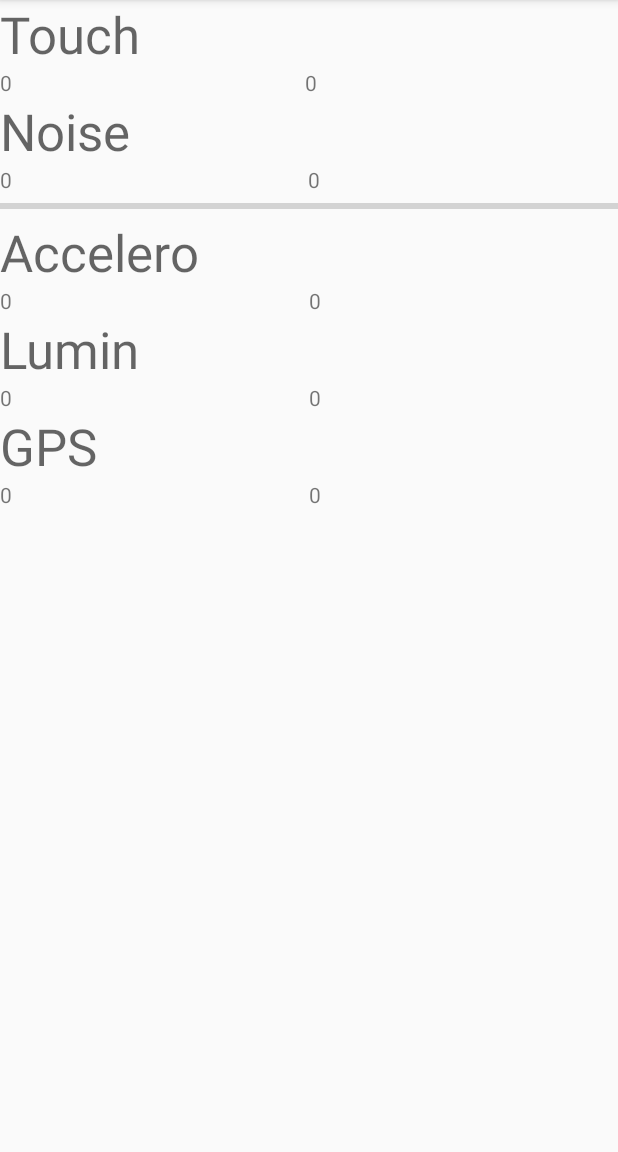
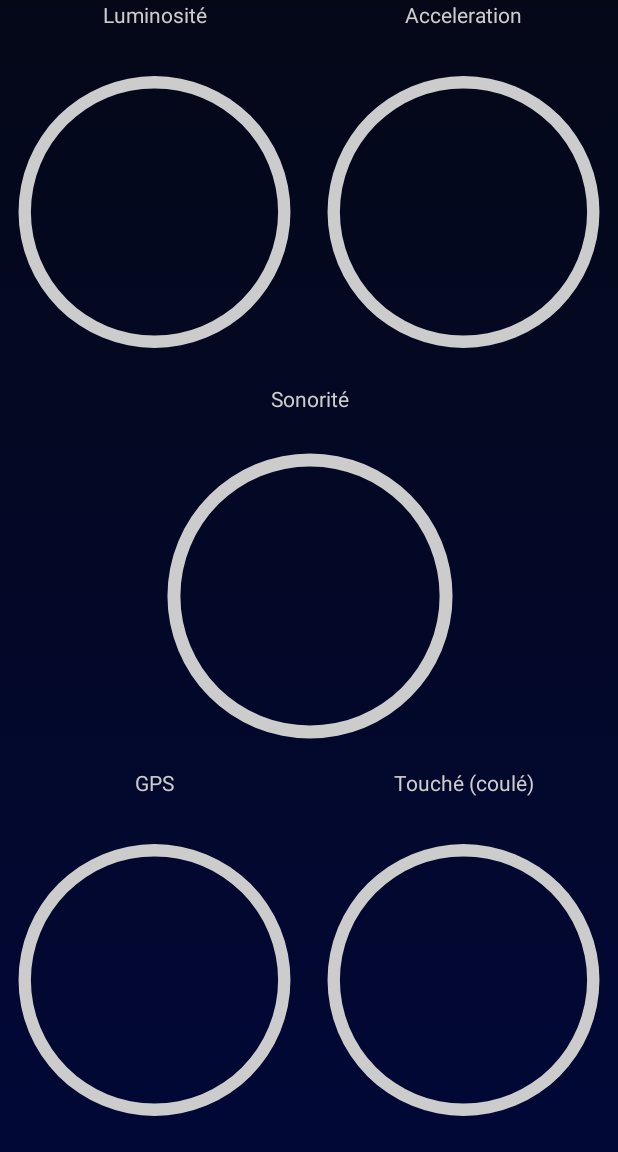
Before and after one commit to hugo-clems/android-mini-projet, an Android app: the screen it shows after launch (MainActivity), on a phone screen of 412 x 824 dp, the part 84-1236 px from its top. Run offline under Robolectric (Android 15) with nearby library versions, the phone set to English and light mode, and no system bars.

Commit message:
add progress bars

```diff
--- a/app/src/main/java/hutoch/m2dl/miniprojet/MainActivity.java
+++ b/app/src/main/java/hutoch/m2dl/miniprojet/MainActivity.java
@@ -46,17 +46,21 @@ public class MainActivity extends AppCompatActivity implements View.OnTouchListe
 
     /* *** Elements de la vue *** */
     private LinearLayout linearLayout;
-    private TextView tvTouchAct;
-    private TextView tvTouchMax;
-    private TextView tvNoiseAct;
-    private TextView tvNoiseMax;
-    private TextView tvAcceleroAct;
-    private TextView tvAcceleroMax;
-    private TextView tvLuminAct;
-    private TextView tvLuminMax;
-    private TextView tvGpsAct;
-    private TextView tvGpsMax;
+//    private TextView tvTouchAct;
+//    private TextView tvTouchMax;
+//    private TextView tvNoiseAct;
+//    private TextView tvNoiseMax;
+//    private TextView tvAcceleroAct;
+//    private TextView tvAcceleroMax;
+//    private TextView tvLuminAct;
+//    private TextView tvLuminMax;
+//    private TextView tvGpsAct;
+//    private TextView tvGpsMax;
     private ProgressBar pbNoise;
+    private ProgressBar pbLumin;
+    private ProgressBar pbAccel;
+    private ProgressBar pbGps;
+    private ProgressBar pbTouch;
 
     /* *** Valeurs *** */
     private List<Float> touchData;
@@ -87,29 +91,33 @@ public class MainActivity extends AppCompatActivity implements View.OnTouchListe
 
         // Get elements
         linearLayout = findViewById(R.id.linearLayout);
-        tvTouchAct = findViewById(R.id.tvTouchAct);
-        tvTouchMax = findViewById(R.id.tvTouchMax);
-        tvNoiseAct = findViewById(R.id.tvNoiseAct);
-        tvNoiseMax = findViewById(R.id.tvNoiseMax);
-        tvAcceleroAct = findViewById(R.id.tvAcceleroAct);
-        tvAcceleroMax = findViewById(R.id.tvAcceleroMax);
-        tvLuminAct = findViewById(R.id.tvLuminAct);
-        tvLuminMax = findViewById(R.id.tvLuminMax);
-        tvGpsAct = findViewById(R.id.tvGpsAct);
-        tvGpsMax = findViewById(R.id.tvGpsMax);
-        pbNoise = findViewById(R.id.pbNoise);
+//        tvTouchAct = findViewById(R.id.tvTouchAct);
+//        tvTouchMax = findViewById(R.id.tvTouchMax);
+//        tvNoiseAct = findViewById(R.id.tvNoiseAct);
+//        tvNoiseMax = findViewById(R.id.tvNoiseMax);
+//        tvAcceleroAct = findViewById(R.id.tvAcceleroAct);
+//        tvAcceleroMax = findViewById(R.id.tvAcceleroMax);
+//        tvLuminAct = findViewById(R.id.tvLuminAct);
+//        tvLuminMax = findViewById(R.id.tvLuminMax);
+//        tvGpsAct = findViewById(R.id.tvGpsAct);
+//        tvGpsMax = findViewById(R.id.tvGpsMax);
+        pbNoise = findViewById(R.id.noiseProgressBar);
+        pbLumin = findViewById(R.id.luminProgressBar);
+        pbAccel = findViewById(R.id.accelProgressBar);
+        pbGps = findViewById(R.id.gpsProgressBar);
+        pbTouch = findViewById(R.id.touchProgressBar);
 
         // Initialisation des élements
-        tvTouchAct.setText("0");
-        tvTouchMax.setText("0");
-        tvNoiseAct.setText("0");
-        tvNoiseMax.setText("0");
-        tvAcceleroAct.setText("0");
-        tvAcceleroMax.setText("0");
-        tvLuminAct.setText("0");
-        tvLuminMax.setText("0");
-        tvGpsAct.setText("0");
-        tvGpsMax.setText("0");
+//        tvTouchAct.setText("0");
+//        tvTouchMax.setText("0");
+//        tvNoiseAct.setText("0");
+//        tvNoiseMax.setText("0");
+//        tvAcceleroAct.setText("0");
+//        tvAcceleroMax.setText("0");
+//        tvLuminAct.setText("0");
+//        tvLuminMax.setText("0");
+//        tvGpsAct.setText("0");
+//        tvGpsMax.setText("0");
 
         // Initialisation des valeurs
         touchData = new ArrayList<>();
@@ -126,6 +134,16 @@ public class MainActivity extends AppCompatActivity implements View.OnTouchListe
         luminMax = 0f;
         gpsAct = 0f;
         gpsMax = 0f;
+        pbNoise.setMax(noiseMax);
+        pbNoise.setProgress(0);
+        pbLumin.setMax(luminMax.intValue());
+        pbLumin.setProgress(0);
+        pbAccel.setMax(acceleroMax.intValue());
+        pbAccel.setProgress(0);
+        pbGps.setMax(gpsMax.intValue());
+        pbGps.setProgress(0);
+        pbTouch.setMax(touchMax.intValue());
+        pbTouch.setProgress(0);
 
         // Touch event
         linearLayout.setOnTouchListener(this);
@@ -177,11 +195,13 @@ public class MainActivity extends AppCompatActivity implements View.OnTouchListe
 
         if (Math.abs(posy - touchAct) > DELTA_TOUCH) {
             touchAct = posy;
-            tvTouchAct.setText("Valeur actuel : " + touchAct);
+            pbTouch.setProgress(touchAct.intValue());
+//            tvTouchAct.setText("Valeur actuel : " + touchAct);
 
             if (posy > touchMax) {
                 touchMax = posy;
-                tvTouchMax.setText("Valeur max : " + touchMax);
+                pbTouch.setMax(touchMax.intValue());
+//                tvTouchMax.setText("Valeur max : " + touchMax);
             }
 
             touchData.add(touchAct);
@@ -243,11 +263,12 @@ public class MainActivity extends AppCompatActivity implements View.OnTouchListe
         if (Math.abs(signalEMA - noiseAct) > DELTA_NOISE) {
             noiseAct = signalEMA;
             pbNoise.setProgress(noiseAct);
-            tvNoiseAct.setText("Valeur actuel : " + noiseAct +"dB");
+//            tvNoiseAct.setText("Valeur actuel : " + noiseAct +"dB");
 
             if (noiseAct > noiseMax) {
                 noiseMax = noiseAct;
-                tvNoiseMax.setText("Valeur max : " + noiseMax + "dB");
+                pbNoise.setMax(noiseMax);
+//                tvNoiseMax.setText("Valeur max : " + noiseMax + "dB");
             }
         }
     }
@@ -266,11 +287,13 @@ public class MainActivity extends AppCompatActivity implements View.OnTouchListe
 
                 if(Math.abs(lightSensor - luminAct) > DELTA_LUMIN) {
                     luminAct = lightSensor;
-                    tvLuminAct.setText("Valeur actuelle : " + luminAct);
+                    pbLumin.setProgress(luminAct.intValue());
+//                    tvLuminAct.setText("Valeur actuelle : " + luminAct);
 
                     if (lightSensor > luminMax) {
                         luminMax = lightSensor;
-                        tvLuminMax.setText("Valeur max : " + luminMax);
+                        pbLumin.setMax(luminMax.intValue());
+//                        tvLuminMax.setText("Valeur max : " + luminMax);
                     }
 
                     luminData.add(luminAct);
@@ -280,11 +303,13 @@ public class MainActivity extends AppCompatActivity implements View.OnTouchListe
 
                 if (Math.abs(gpsSensor - gpsAct) > DELTA_GPS) {
                     gpsAct = gpsSensor;
-                    tvGpsAct.setText("Valeur actuelle : " +gpsAct);
+                    pbGps.setProgress(gpsAct.intValue());
+//                    tvGpsAct.setText("Valeur actuelle : " +gpsAct);
 
                     if (gpsSensor > gpsMax) {
                         gpsMax = gpsSensor;
-                        tvGpsMax.setText("Valeur max : " + gpsMax);
+                        pbGps.setMax(gpsMax.intValue());
+//                        tvGpsMax.setText("Valeur max : " + gpsMax);
                     }
 
                     gpdData.add(gpsAct);
@@ -297,11 +322,13 @@ public class MainActivity extends AppCompatActivity implements View.OnTouchListe
 
             if (Math.abs(z - acceleroAct) > DELTA_ACCELERO) {
                 acceleroAct = z;
-                tvAcceleroAct.setText("Valeur actuel : " + acceleroAct);
+                pbAccel.setProgress(acceleroAct.intValue());
+//                tvAcceleroAct.setText("Valeur actuel : " + acceleroAct);
 
                 if (acceleroAct > acceleroMax) {
                     acceleroMax = acceleroAct;
-                    tvAcceleroMax.setText("Valeur max : " + acceleroMax);
+                    pbAccel.setMax(acceleroMax.intValue());
+//                    tvAcceleroMax.setText("Valeur max : " + acceleroMax);
                 }
 
                 acceleroData.add(acceleroAct);
--- /dev/null
+++ b/app/src/main/res/drawable/custom_circular_progress.xml
@@ -0,0 +1,36 @@
+<?xml version="1.0" encoding="utf-8"?>
+<selector xmlns:android="http://schemas.android.com/apk/res/android">
+    <item>
+        <layer-list>
+            <item android:id="@android:id/background" >
+                <shape
+                    android:innerRadiusRatio="2.5"
+                    android:thicknessRatio="25"
+                    android:shape="ring"
+                    android:useLevel="false">
+                    <solid android:color="#CCCCCC" />
+                </shape>
+            </item>
+            <item android:id="@android:id/progress">
+                <rotate
+                    android:fromDegrees="270"
+                    android:toDegrees="270"
+                    android:pivotX="50%"
+                    android:pivotY="50%" >
+                    <shape
+                        android:innerRadiusRatio="2.5"
+                        android:thicknessRatio="25"
+                        android:shape="ring"
+                        >
+                        <gradient
+                            android:endColor="#00FFB8"
+                            android:angle="90"
+                            android:startColor="#5400F5"
+                            android:centerColor="#0033C2"
+                            android:type="sweep" />
+                    </shape>
+                </rotate>
+            </item>
+        </layer-list>
+    </item>
+</selector>
--- /dev/null
+++ b/app/src/main/res/drawable/main_layout.xml
@@ -0,0 +1,12 @@
+<?xml version="1.0" encoding="utf-8"?>
+<selector xmlns:android="http://schemas.android.com/apk/res/android">
+    <item>
+        <shape>
+            <gradient
+                android:angle="90"
+                android:startColor="#010836"
+                android:endColor="#050818"
+                android:type="linear" />
+        </shape>
+    </item>
+</selector>
--- a/app/src/main/res/layout/activity_main.xml
+++ b/app/src/main/res/layout/activity_main.xml
@@ -10,145 +10,170 @@
         android:id="@+id/linearLayout"
         android:layout_width="match_parent"
         android:layout_height="match_parent"
+        android:orientation="vertical"
+        android:background="@drawable/main_layout">
+
+        <LinearLayout
+            android:id="@+id/topLayout"
+            android:layout_width="match_parent"
+            android:layout_height="match_parent"
+            android:layout_weight="1"
+            android:orientation="horizontal"
+            android:baselineAligned="false">
+
+            <LinearLayout
+                android:id="@+id/topLeftLayout"
+                android:layout_width="match_parent"
+                android:layout_height="match_parent"
+                android:layout_weight="1"
                 android:orientation="vertical">
 
                 <TextView
-            android:id="@+id/tvTitre1"
+                    android:id="@+id/LiminTitle"
                     android:layout_width="match_parent"
-            android:layout_height="wrap_content"
-            android:text="Touch"
-            android:textAppearance="@style/TextAppearance.AppCompat.Display1" />
+                    android:layout_height="match_parent"
+                    android:layout_weight="0.9"
+                    android:gravity="center_horizontal"
+                    android:text="@string/luminositeTitle"
+                    android:textColor="#CCCCCC"/>
+
+                <ProgressBar
+                    android:id="@+id/luminProgressBar"
+                    style="?android:attr/progressBarStyleHorizontal"
+                    android:layout_width="match_parent"
+                    android:layout_height="match_parent"
+                    android:layout_weight="0.1"
+                    android:progressDrawable="@drawable/custom_circular_progress" />
+            </LinearLayout>
 
             <LinearLayout
+                android:id="@+id/topRightLayout"
                 android:layout_width="match_parent"
-            android:layout_height="wrap_content"
-            android:orientation="horizontal">
+                android:layout_height="match_parent"
+                android:layout_weight="1"
+                android:orientation="vertical">
 
                 <TextView
-                android:id="@+id/tvTouchAct"
-                android:layout_width="203dp"
-                android:layout_height="wrap_content"
-                android:text="TextView" />
-
-            <TextView
-                android:id="@+id/tvTouchMax"
+                    android:id="@+id/accelTitle"
                     android:layout_width="match_parent"
-                android:layout_height="wrap_content"
-                android:text="TextView" />
-        </LinearLayout>
-
-        <TextView
-            android:id="@+id/tvTitre2"
-            android:layout_width="match_parent"
-            android:layout_height="wrap_content"
-            android:text="Noise"
-            android:textAppearance="@style/TextAppearance.AppCompat.Display1" />
-
-        <LinearLayout
-            android:layout_width="match_parent"
-            android:layout_height="wrap_content"
-            android:orientation="horizontal">
-
-            <TextView
-                android:id="@+id/tvNoiseAct"
-                android:layout_width="205dp"
-                android:layout_height="wrap_content"
-                android:text="TextView" />
-
-            <TextView
-                android:id="@+id/tvNoiseMax"
-                android:layout_width="match_parent"
-                android:layout_height="wrap_content"
-                android:text="TextView" />
-        </LinearLayout>
+                    android:layout_height="match_parent"
+                    android:layout_weight="0.9"
+                    android:gravity="center_horizontal"
+                    android:text="@string/accelTitle"
+                    android:textColor="#CCCCCC" />
 
                 <ProgressBar
-            android:id="@+id/pbNoise"
+                    android:id="@+id/accelProgressBar"
                     style="?android:attr/progressBarStyleHorizontal"
                     android:layout_width="match_parent"
-            android:layout_height="wrap_content" />
-
-        <TextView
-            android:id="@+id/tvTitre3"
-            android:layout_width="match_parent"
-            android:layout_height="wrap_content"
-            android:text="Accelero"
-            android:textAppearance="@style/TextAppearance.AppCompat.Display1" />
-
-        <LinearLayout
-            android:layout_width="match_parent"
-            android:layout_height="wrap_content"
-            android:orientation="horizontal">
-
-            <TextView
-                android:id="@+id/tvAcceleroAct"
-                android:layout_width="wrap_content"
-                android:layout_height="wrap_content"
-                android:layout_weight="1"
-                android:text="TextView" />
-
-            <TextView
-                android:id="@+id/tvAcceleroMax"
-                android:layout_width="wrap_content"
-                android:layout_height="wrap_content"
-                android:layout_weight="1"
-                android:text="TextView" />
+                    android:layout_height="match_parent"
+                    android:layout_weight="0.1"
+                    android:progressDrawable="@drawable/custom_circular_progress" />
+            </LinearLayout>
 
         </LinearLayout>
 
-        <TextView
-            android:id="@+id/tvTitre4"
+        <LinearLayout
+            android:id="@+id/midLayout"
             android:layout_width="match_parent"
-            android:layout_height="wrap_content"
-            android:text="Lumin"
-            android:textAppearance="@style/TextAppearance.AppCompat.Display1" />
+            android:layout_height="match_parent"
+            android:layout_weight="1"
+            android:orientation="horizontal">
+
+            <Space
+                android:layout_width="match_parent"
+                android:layout_height="match_parent"
+                android:layout_weight="0.4" />
 
             <LinearLayout
+                android:id="@+id/innerMidLayout"
                 android:layout_width="match_parent"
-            android:layout_height="wrap_content"
-            android:orientation="horizontal">
+                android:layout_height="match_parent"
+                android:layout_weight="0.25"
+                android:orientation="vertical" >
 
                 <TextView
-                android:id="@+id/tvLuminAct"
-                android:layout_width="wrap_content"
-                android:layout_height="wrap_content"
+                    android:id="@+id/noiseTitle"
+                    android:layout_width="match_parent"
+                    android:layout_height="match_parent"
+                    android:layout_weight="0.9"
+                    android:gravity="center_horizontal"
+                    android:text="@string/noiseTitle"
+                    android:textColor="#CCCCCC" />
+
+                <ProgressBar
+                    android:id="@+id/noiseProgressBar"
+                    style="?android:attr/progressBarStyleHorizontal"
+                    android:layout_width="match_parent"
+                    android:layout_height="match_parent"
+                    android:layout_weight="0.1"
+                    android:progressDrawable="@drawable/custom_circular_progress" />
+            </LinearLayout>
+
+            <Space
+                android:layout_width="match_parent"
+                android:layout_height="match_parent"
+                android:layout_weight="0.4" />
+
+        </LinearLayout>
+
+        <LinearLayout
+            android:id="@+id/botLayout"
+            android:layout_width="match_parent"
+            android:layout_height="match_parent"
             android:layout_weight="1"
-                android:text="TextView" />
+            android:orientation="horizontal"
+            android:baselineAligned="false">
+
+            <LinearLayout
+                android:id="@+id/botLeftLayout"
+                android:layout_width="match_parent"
+                android:layout_height="match_parent"
+                android:layout_weight="1"
+                android:orientation="vertical">
 
                 <TextView
-                android:id="@+id/tvLuminMax"
-                android:layout_width="wrap_content"
-                android:layout_height="wrap_content"
-                android:layout_weight="1"
-                android:text="TextView" />
+                    android:id="@+id/gpsTitle"
+                    android:layout_width="match_parent"
+                    android:layout_height="match_parent"
+                    android:layout_weight="0.9"
+                    android:gravity="center_horizontal"
+                    android:text="@string/gps"
+                    android:textColor="#CCCCCC" />
+
+                <ProgressBar
+                    android:id="@+id/gpsProgressBar"
+                    style="?android:attr/progressBarStyleHorizontal"
+                    android:layout_width="match_parent"
+                    android:layout_height="match_parent"
+                    android:layout_weight="0.1"
+                    android:progressDrawable="@drawable/custom_circular_progress" />
             </LinearLayout>
 
-        <TextView
-            android:id="@+id/tvTitre5"
-            android:layout_width="match_parent"
-            android:layout_height="wrap_content"
-            android:text="GPS"
-            android:textAppearance="@style/TextAppearance.AppCompat.Display1" />
-
             <LinearLayout
+                android:id="@+id/botRightLayout"
                 android:layout_width="match_parent"
                 android:layout_height="match_parent"
-            android:orientation="horizontal">
+                android:layout_weight="1"
+                android:orientation="vertical">
 
                 <TextView
-                android:id="@+id/tvGpsAct"
-                android:layout_width="wrap_content"
-                android:layout_height="wrap_content"
-                android:layout_weight="1"
-                android:text="TextView" />
+                    android:id="@+id/touchTitle"
+                    android:layout_width="match_parent"
+                    android:layout_height="match_parent"
+                    android:layout_weight="0.9"
+                    android:gravity="center_horizontal"
+                    android:text="@string/touchTitle"
+                    android:textColor="#CCCCCC" />
 
-            <TextView
-                android:id="@+id/tvGpsMax"
-                android:layout_width="wrap_content"
-                android:layout_height="wrap_content"
-                android:layout_weight="1"
-                android:text="TextView" />
+                <ProgressBar
+                    android:id="@+id/touchProgressBar"
+                    style="?android:attr/progressBarStyleHorizontal"
+                    android:layout_width="match_parent"
+                    android:layout_height="match_parent"
+                    android:layout_weight="0.1"
+                    android:progressDrawable="@drawable/custom_circular_progress" />
             </LinearLayout>
-
+        </LinearLayout>
     </LinearLayout>
 </android.support.constraint.ConstraintLayout>
--- a/app/src/main/res/values/strings.xml
+++ b/app/src/main/res/values/strings.xml
@@ -1,3 +1,8 @@
 <resources>
     <string name="app_name">MiniProjet</string>
+    <string name="luminositeTitle">Luminosité</string>
+    <string name="accelTitle">Acceleration</string>
+    <string name="noiseTitle">Sonorité</string>
+    <string name="gps">GPS</string>
+    <string name="touchTitle">Touché (coulé)</string>
 </resources>
```
Lines whose indentation alone changed are shown as unchanged.
